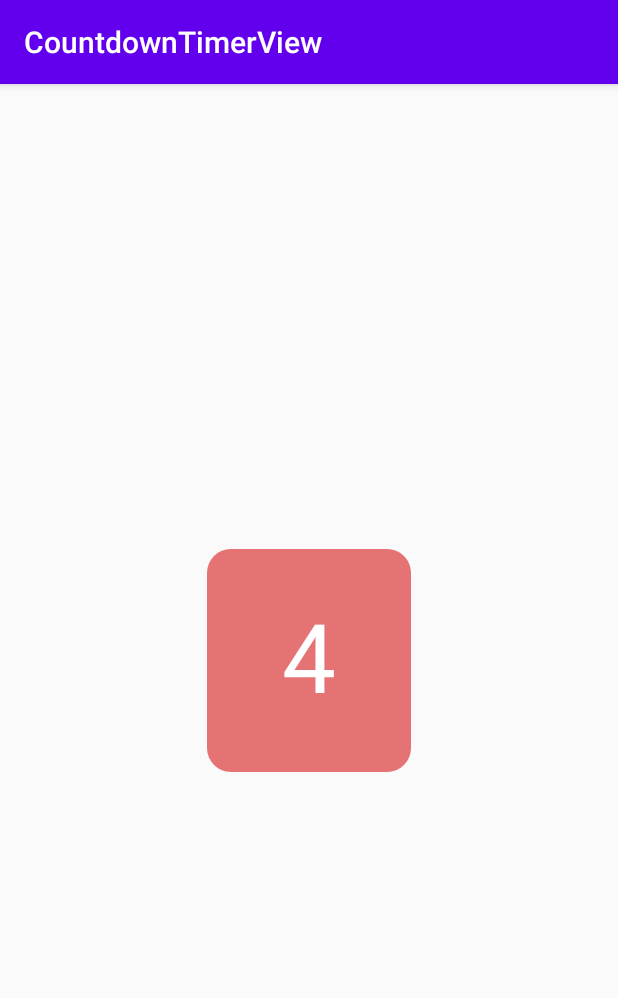
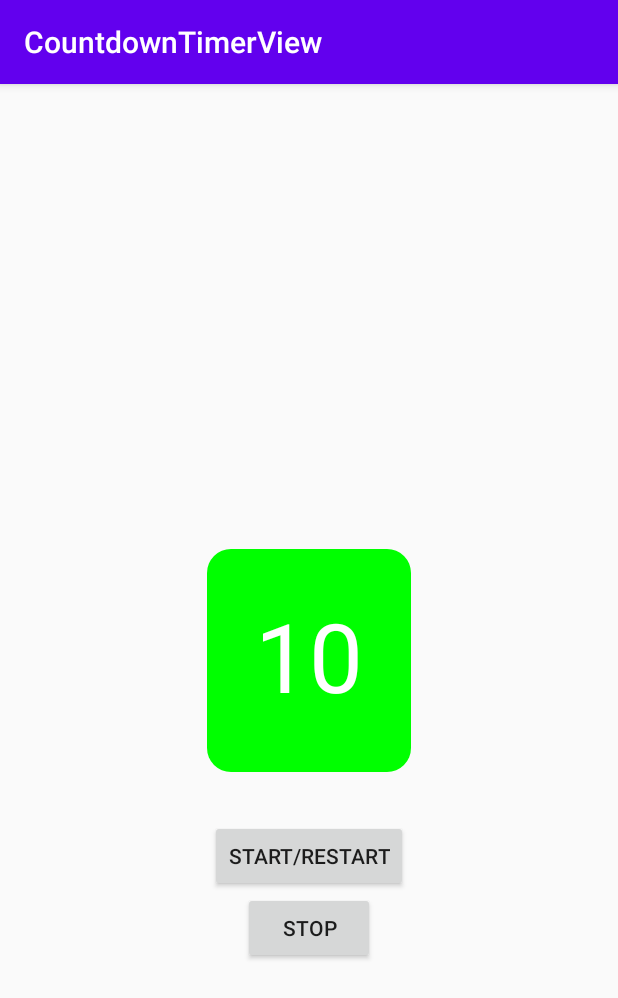
Before and after one commit to diegohkd/CountdownTimer, an Android app: the screen it shows after launch (MainActivity), on a phone screen of 412 x 824 dp. Shown: the top 998 px of the screen. Run offline under Robolectric (Android 15) with nearby library versions, the phone set to English and light mode, and no system bars.

Commit message:
Feat: play/stop timer

```diff
--- a/app/src/main/java/example/com/countdowntimerview/CountdownTimerView.kt
+++ b/app/src/main/java/example/com/countdowntimerview/CountdownTimerView.kt
@@ -68,6 +68,10 @@ class CountdownTimerView(context: Context, attrs: AttributeSet? = null) : View(c
                 decrementTime()
             }
         }.start()
+    }
+
+    fun stop() {
+        countDownTimer?.cancel()
     }
 
     // region private
--- a/app/src/main/java/example/com/countdowntimerview/MainActivity.kt
+++ b/app/src/main/java/example/com/countdowntimerview/MainActivity.kt
@@ -9,10 +9,13 @@ class MainActivity : AppCompatActivity() {
     override fun onCreate(savedInstanceState: Bundle?) {
         super.onCreate(savedInstanceState)
         setContentView(R.layout.activity_main)
-    }
 
-    override fun onResume() {
-        super.onResume()
-        countdownTimerView.start()
+        startButton.setOnClickListener {
+            countdownTimerView.start()
+        }
+
+        stopButton.setOnClickListener {
+            countdownTimerView.stop()
+        }
     }
 }
--- a/app/src/main/res/layout/activity_main.xml
+++ b/app/src/main/res/layout/activity_main.xml
@@ -16,4 +16,23 @@
         app:layout_constraintRight_toRightOf="parent"
         app:layout_constraintTop_toTopOf="parent" />
 
+    <Button
+        android:id="@+id/startButton"
+        android:layout_width="wrap_content"
+        android:layout_height="wrap_content"
+        android:layout_marginTop="32dp"
+        android:text="start/restart"
+        app:layout_constraintEnd_toEndOf="parent"
+        app:layout_constraintStart_toStartOf="parent"
+        app:layout_constraintTop_toBottomOf="@id/countdownTimerView" />
+
+    <Button
+        android:id="@+id/stopButton"
+        android:layout_width="wrap_content"
+        android:layout_height="wrap_content"
+        android:text="stop"
+        app:layout_constraintEnd_toEndOf="parent"
+        app:layout_constraintStart_toStartOf="parent"
+        app:layout_constraintTop_toBottomOf="@id/startButton" />
+
 </androidx.constraintlayout.widget.ConstraintLayout>
```
